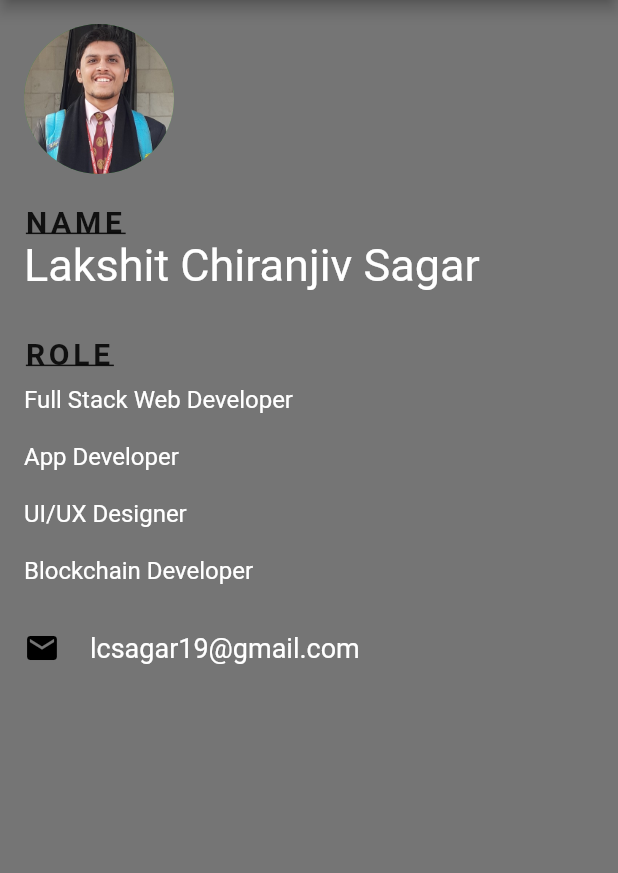
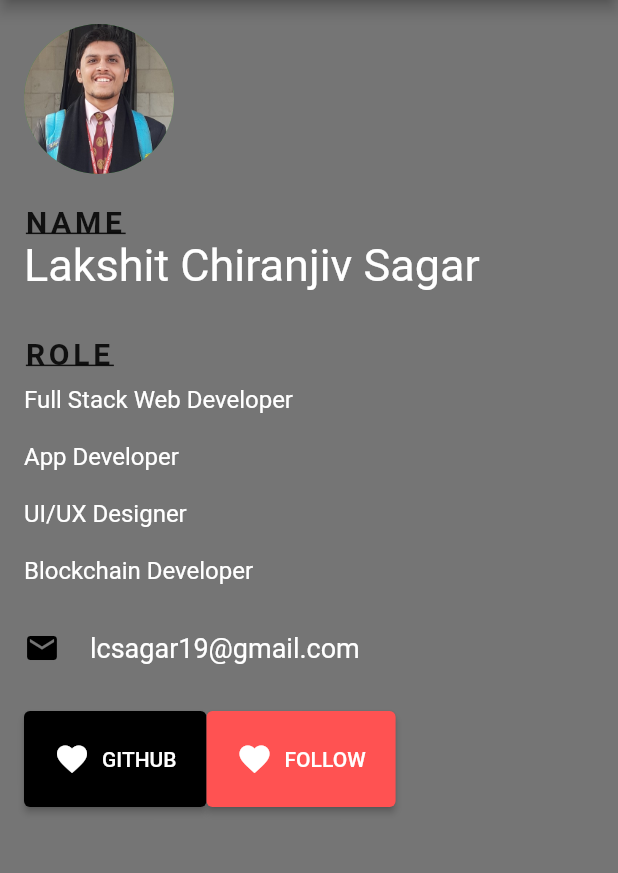
Before and after one commit to Lakshit-Chiranjiv/User-Details-App-Flutter, a Flutter app: the screen it shows after launch, on a phone screen of 412 x 824 dp, the part 84-957 px from its top. Run offline on Flutter 3.47's test engine with Material 2 defaults, Android fonts, the phone set to English and light mode, and no system bars.

Commit message:
added another row for buttons...will change icons

```diff
--- a/lib/main.dart
+++ b/lib/main.dart
@@ -101,6 +101,31 @@ class AppHome extends StatelessWidget {
                   ),
                 ],
               ),
+              SizedBox(
+                height: 30.0,
+              ),
+              Row(
+                children: <Widget>[
+                  ElevatedButton.icon(
+                    onPressed: () {},
+                    icon: Icon(Icons.favorite),
+                    label: Text('GITHUB'),
+                    style: ButtonStyle(
+                      backgroundColor: MaterialStateProperty.all<Color>(Colors.black),
+                      padding: MaterialStateProperty.all(EdgeInsets.all(20.0)),
+                    ),
+                  ),
+                  ElevatedButton.icon(
+                    onPressed: () {},
+                    icon: Icon(Icons.favorite),
+                    label: Text('FOLLOW'),
+                    style: ButtonStyle(
+                      backgroundColor: MaterialStateProperty.all<Color>(Colors.redAccent),
+                      padding: MaterialStateProperty.all(EdgeInsets.all(20.0)),
+                    ),
+                  ),
+                ],
+              )
             ],
           ),
         ),
```
